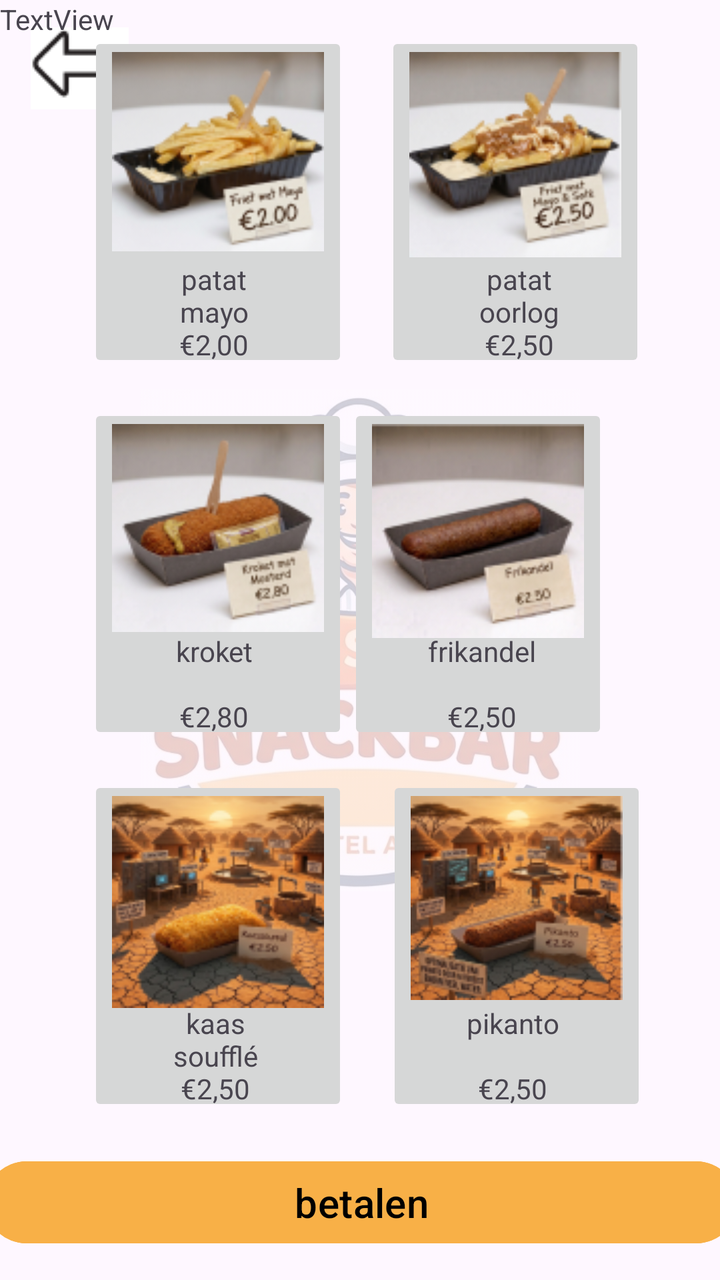
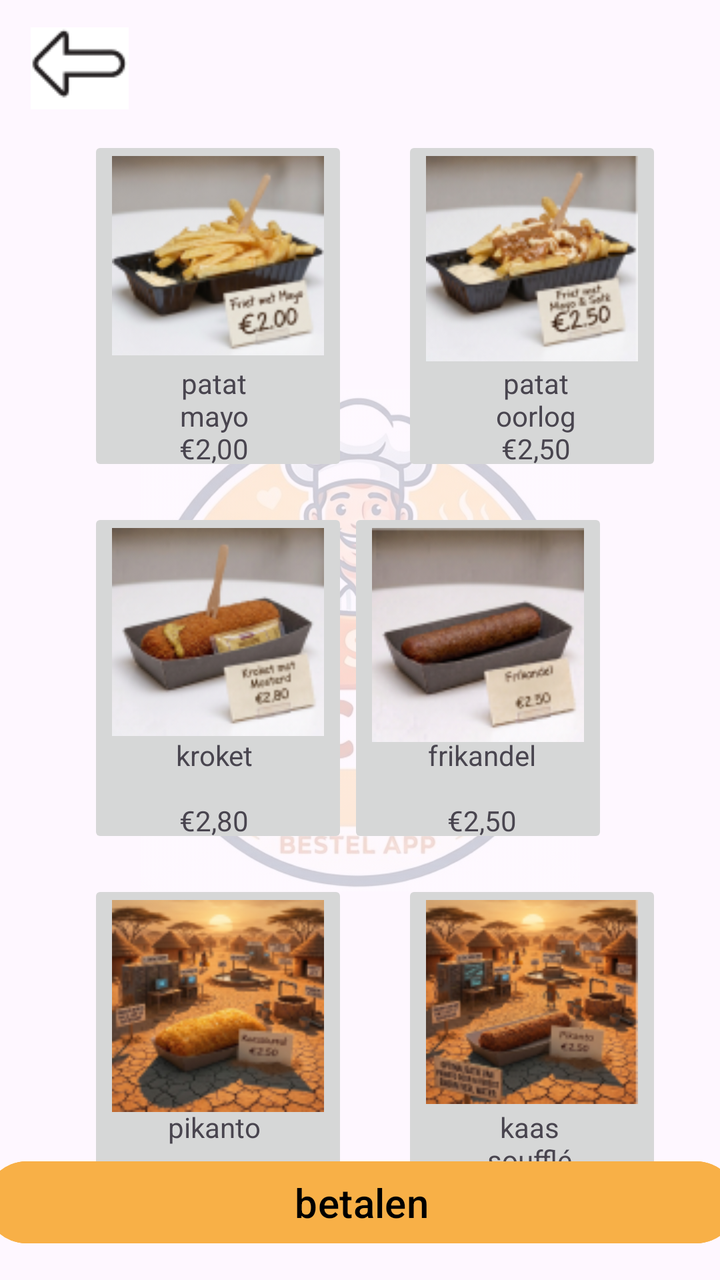

An Android layout rendered at two revisions. The XML below is the earlier revision; the diff shows what the commit changed to produce the second picture.
<!-- AndroidManifest.xml: application theme Theme.Snackbarapp -->
<!-- res/layout/activity_main3.xml -->
<?xml version="1.0" encoding="utf-8"?>
<androidx.constraintlayout.widget.ConstraintLayout xmlns:android="http://schemas.android.com/apk/res/android"
    xmlns:app="http://schemas.android.com/apk/res-auto"
    xmlns:tools="http://schemas.android.com/tools"
    android:id="@+id/main"
    android:layout_width="match_parent"
    android:layout_height="match_parent"
    tools:context=".MainActivity3">

    <ImageButton
        android:id="@+id/imageButton9"
        android:layout_width="52dp"
        android:layout_height="41dp"
        app:layout_constraintBottom_toBottomOf="parent"
        app:layout_constraintEnd_toEndOf="parent"
        app:layout_constraintHorizontal_bias="0.044"
        app:layout_constraintStart_toStartOf="parent"
        app:layout_constraintTop_toTopOf="parent"
        app:layout_constraintVertical_bias="0.023"
        app:srcCompat="@drawable/schermafbeelding_2026_10_07_144319" />

    <ImageView
        android:id="@+id/imageView2"
        android:layout_width="251dp"
        android:layout_height="251dp"
        android:alpha="0.2"
        app:layout_constraintBottom_toBottomOf="parent"
        app:layout_constraintEnd_toEndOf="parent"
        app:layout_constraintStart_toStartOf="parent"
        app:layout_constraintTop_toTopOf="parent"
        app:srcCompat="@drawable/gemini_generated_image_ejfwjuejfwjuejfw" />

    <ImageButton
        android:id="@+id/imageButton6"
        android:layout_width="130dp"
        android:layout_height="170dp"
        android:layout_marginStart="44dp"
        android:layout_marginTop="16dp"
        android:scaleType="fitStart"
        app:layout_constraintStart_toStartOf="parent"
        app:layout_constraintTop_toBottomOf="@+id/imageButton3"
        app:srcCompat="@drawable/schermafbeelding_2026_10_07_141146" />

    <ImageButton
        android:id="@+id/imageButton4"
        android:layout_width="130dp"
        android:layout_height="170dp"
        android:layout_marginTop="16dp"
        android:layout_marginEnd="56dp"
        android:scaleType="fitStart"
        app:layout_constraintEnd_toEndOf="parent"
        app:layout_constraintTop_toBottomOf="@+id/imageButton2"
        app:srcCompat="@drawable/schermafbeelding_2026_10_07_141133" />

    <ImageButton
        android:id="@+id/imageButton3"
        android:layout_width="130dp"
        android:layout_height="170dp"
        android:layout_marginStart="44dp"
        android:layout_marginTop="16dp"
        android:scaleType="fitStart"
        app:layout_constraintStart_toStartOf="parent"
        app:layout_constraintTop_toBottomOf="@+id/imageButton"
        app:srcCompat="@drawable/schermafbeelding_2026_10_07_141011" />

    <ImageButton
        android:id="@+id/imageButton"
        android:layout_width="130dp"
        android:layout_height="170dp"
        android:layout_marginStart="44dp"
        android:layout_marginTop="16dp"
        android:scaleType="fitStart"
        app:layout_constraintStart_toStartOf="parent"
        app:layout_constraintTop_toTopOf="parent"
        app:srcCompat="@drawable/schermafbeelding_2026_09_30_135453" />

    <ImageButton
        android:id="@+id/imageButton2"
        android:layout_width="130dp"
        android:layout_height="170dp"
        android:layout_marginTop="16dp"
        android:layout_marginEnd="28dp"
        android:scaleType="fitStart"
        app:layout_constraintEnd_toEndOf="parent"
        app:layout_constraintHorizontal_bias="0.662"
        app:layout_constraintStart_toEndOf="@+id/imageButton"
        app:layout_constraintTop_toTopOf="parent"
        app:srcCompat="@drawable/schermafbeelding_2026_09_30_140355" />

    <ImageButton
        android:id="@+id/imageButton5"
        android:layout_width="130dp"
        android:layout_height="170dp"
        android:layout_marginTop="16dp"
        android:layout_marginEnd="28dp"
        android:scaleType="fitStart"
        app:layout_constraintEnd_toEndOf="parent"
        app:layout_constraintHorizontal_bias="0.692"
        app:layout_constraintStart_toEndOf="@+id/imageButton6"
        app:layout_constraintTop_toBottomOf="@+id/imageButton4"
        app:srcCompat="@drawable/schermafbeelding_2026_10_07_141157" />

    <TextView
        android:id="@+id/textView4"
        android:layout_width="62dp"
        android:layout_height="56dp"
        android:layout_marginEnd="36dp"
        android:text="patat\nmayo\n€2,00"
        android:textAlignment="center"
        app:layout_constraintBottom_toBottomOf="@+id/imageButton"
        app:layout_constraintEnd_toEndOf="@+id/imageButton"
        app:layout_constraintTop_toTopOf="@+id/imageButton"
        app:layout_constraintVertical_bias="1.0" />

    <TextView
        android:id="@+id/textView5"
        android:layout_width="62dp"
        android:layout_height="56dp"
        android:text="pikanto\n\n€2,50"
        android:textAlignment="center"
        app:layout_constraintBottom_toBottomOf="@+id/imageButton5"
        app:layout_constraintEnd_toEndOf="@+id/imageButton5"
        app:layout_constraintHorizontal_bias="0.47"
        app:layout_constraintStart_toStartOf="@+id/imageButton5"
        app:layout_constraintTop_toTopOf="@+id/imageButton5"
        app:layout_constraintVertical_bias="1.0" />

    <TextView
        android:id="@+id/textView9"
        android:layout_width="62dp"
        android:layout_height="56dp"
        android:layout_marginTop="144dp"
        android:text="kaas\nsoufflé\n€2,50"
        android:textAlignment="center"
        app:layout_constraintBottom_toBottomOf="@+id/imageButton6"
        app:layout_constraintEnd_toEndOf="@+id/imageButton6"
        app:layout_constraintHorizontal_bias="0.482"
        app:layout_constraintStart_toStartOf="@+id/imageButton6"
        app:layout_constraintTop_toTopOf="@+id/imageButton6"
        app:layout_constraintVertical_bias="1.0" />

    <TextView
        android:id="@+id/textView8"
        android:layout_width="62dp"
        android:layout_height="56dp"
        android:layout_marginEnd="36dp"
        android:text="kroket\n\n€2,80"
        android:textAlignment="center"
        app:layout_constraintBottom_toBottomOf="@+id/imageButton3"
        app:layout_constraintEnd_toEndOf="@+id/imageButton3"
        app:layout_constraintTop_toTopOf="@+id/imageButton3"
        app:layout_constraintVertical_bias="1.0" />

    <TextView
        android:id="@+id/textView2"
        android:layout_width="62dp"
        android:layout_height="56dp"
        android:layout_marginEnd="32dp"
        android:text="patat\noorlog\n€2,50"
        android:textAlignment="center"
        app:layout_constraintBottom_toBottomOf="@+id/imageButton2"
        app:layout_constraintEnd_toEndOf="@+id/imageButton2"
        app:layout_constraintTop_toTopOf="@+id/imageButton2"
        app:layout_constraintVertical_bias="1.0" />

    <TextView
        android:id="@+id/textView3"
        android:layout_width="62dp"
        android:layout_height="56dp"
        android:text="frikandel\n\n€2,50"
        android:textAlignment="center"
        app:layout_constraintBottom_toBottomOf="@+id/imageButton4"
        app:layout_constraintEnd_toEndOf="@+id/imageButton4"
        app:layout_constraintHorizontal_bias="0.529"
        app:layout_constraintStart_toStartOf="@+id/imageButton4"
        app:layout_constraintTop_toTopOf="@+id/imageButton4"
        app:layout_constraintVertical_bias="1.0" />

    <Button
        android:id="@+id/button3"
        android:layout_width="376dp"
        android:layout_height="49dp"
        android:backgroundTint="#F8B047"
        android:backgroundTintMode="add"
        android:text="betalen"
        android:textColor="@color/black"
        android:textSize="20sp"
        app:layout_constraintBottom_toBottomOf="parent"
        app:layout_constraintEnd_toEndOf="parent"
        app:layout_constraintHorizontal_bias="0.485"
        app:layout_constraintStart_toStartOf="parent"
        app:layout_constraintTop_toTopOf="parent"
        app:layout_constraintVertical_bias="0.976" />

    <TextView
        android:id="@+id/textView10"
        android:layout_width="wrap_content"
        android:layout_height="wrap_content"
        android:text="TextView"
        tools:layout_editor_absoluteX="168dp"
        tools:layout_editor_absoluteY="590dp" />

</androidx.constraintlayout.widget.ConstraintLayout>
<!-- resources referenced by this layout -->
<resources>
  <color name="black">#FF000000</color>
  <!-- drawable gemini_generated_image_ejfwjuejfwjuejfw: jpg bitmap (drawable, 88419 bytes) -->
  <!-- drawable schermafbeelding_2026_09_30_135453: png bitmap (drawable, 17871 bytes) -->
  <!-- drawable schermafbeelding_2026_09_30_140355: png bitmap (drawable, 19286 bytes) -->
  <!-- drawable schermafbeelding_2026_10_07_141011: png bitmap (drawable, 18741 bytes) -->
  <!-- drawable schermafbeelding_2026_10_07_141133: png bitmap (drawable, 19114 bytes) -->
  <!-- drawable schermafbeelding_2026_10_07_141146: png bitmap (drawable, 26164 bytes) -->
  <!-- drawable schermafbeelding_2026_10_07_141157: png bitmap (drawable, 27213 bytes) -->
  <!-- drawable schermafbeelding_2026_10_07_144319: png bitmap (drawable, 1345 bytes) -->
  <style name="Theme.Snackbarapp" parent="Base.Theme.Snackbarapp" />
  <style name="Base.Theme.Snackbarapp" parent="Theme.Material3.DayNight.NoActionBar">
          
          
      </style>
</resources>

<!-- the commit's change to res/layout/activity_main3.xml (unified diff, before → after) -->
@@ -31,7 +31,7 @@
         app:srcCompat="@drawable/gemini_generated_image_ejfwjuejfwjuejfw" />
 
     <ImageButton
-        android:id="@+id/imageButton6"
+        android:id="@+id/imageButton5"
         android:layout_width="130dp"
         android:layout_height="170dp"
         android:layout_marginStart="44dp"
@@ -68,7 +68,7 @@
         android:layout_width="130dp"
         android:layout_height="170dp"
         android:layout_marginStart="44dp"
-        android:layout_marginTop="16dp"
+        android:layout_marginTop="68dp"
         android:scaleType="fitStart"
         app:layout_constraintStart_toStartOf="parent"
         app:layout_constraintTop_toTopOf="parent"
@@ -78,25 +78,23 @@
         android:id="@+id/imageButton2"
         android:layout_width="130dp"
         android:layout_height="170dp"
-        android:layout_marginTop="16dp"
-        android:layout_marginEnd="28dp"
+        android:layout_marginTop="68dp"
         android:scaleType="fitStart"
         app:layout_constraintEnd_toEndOf="parent"
-        app:layout_constraintHorizontal_bias="0.662"
+        app:layout_constraintHorizontal_bias="0.485"
         app:layout_constraintStart_toEndOf="@+id/imageButton"
         app:layout_constraintTop_toTopOf="parent"
         app:srcCompat="@drawable/schermafbeelding_2026_09_30_140355" />
 
     <ImageButton
-        android:id="@+id/imageButton5"
+        android:id="@+id/imageButton6"
         android:layout_width="130dp"
         android:layout_height="170dp"
         android:layout_marginTop="16dp"
-        android:layout_marginEnd="28dp"
         android:scaleType="fitStart"
         app:layout_constraintEnd_toEndOf="parent"
-        app:layout_constraintHorizontal_bias="0.692"
-        app:layout_constraintStart_toEndOf="@+id/imageButton6"
+        app:layout_constraintHorizontal_bias="0.485"
+        app:layout_constraintStart_toEndOf="@+id/imageButton5"
         app:layout_constraintTop_toBottomOf="@+id/imageButton4"
         app:srcCompat="@drawable/schermafbeelding_2026_10_07_141157" />
 
@@ -192,12 +190,4 @@
         app:layout_constraintTop_toTopOf="parent"
         app:layout_constraintVertical_bias="0.976" />
 
-    <TextView
-        android:id="@+id/textView10"
-        android:layout_width="wrap_content"
-        android:layout_height="wrap_content"
-        android:text="TextView"
-        tools:layout_editor_absoluteX="168dp"
-        tools:layout_editor_absoluteY="590dp" />
-
 </androidx.constraintlayout.widget.ConstraintLayout>
